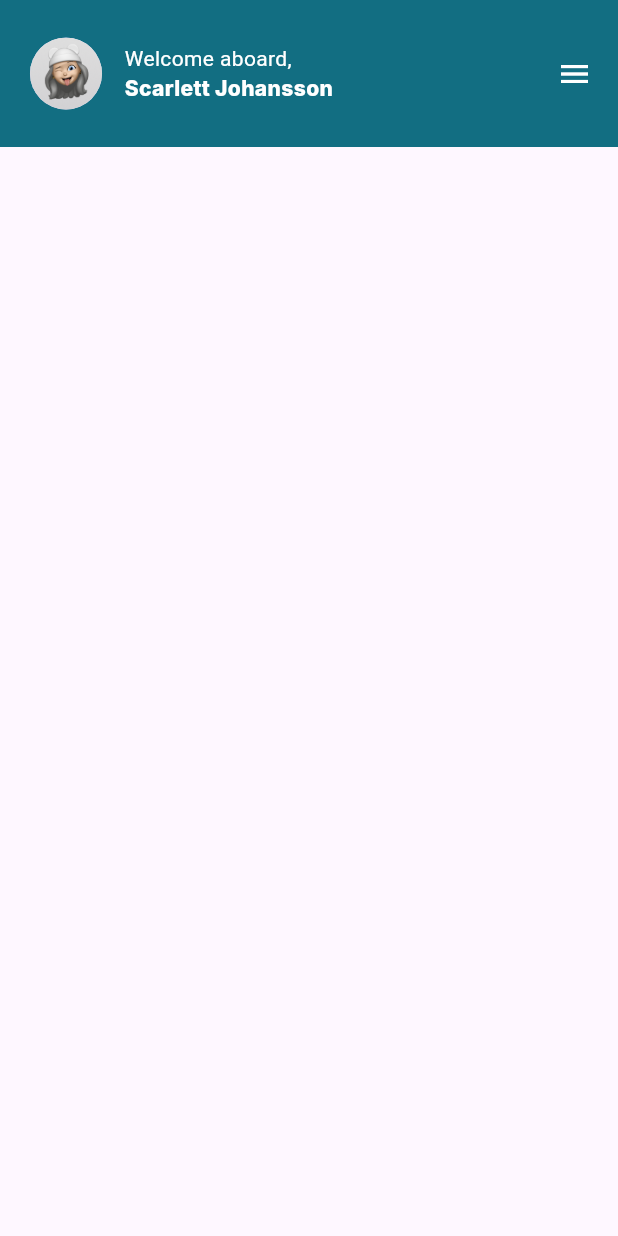
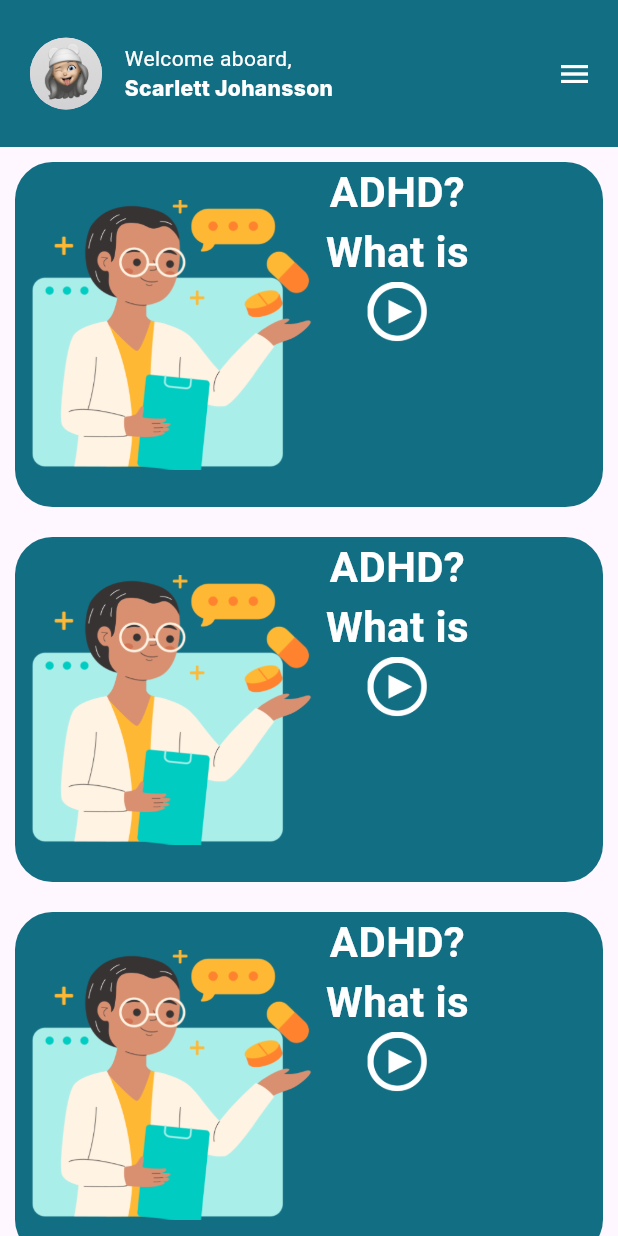
Before and after one commit to Al-Dos024/Neuro-Rush, a Flutter app: the screen it shows after launch, on a phone screen of 412 x 824 dp. Run offline on Flutter 3.47's test engine with Material 3 defaults, Android fonts, the phone set to English and light mode, and no system bars; our stand-ins replace font_awesome_flutter, google_fonts, smooth_page_indicator; Roboto replaces fonts that are missing (Jura, Kodchasan).

Commit message:
list in main view not complete

```diff
--- a/lib/constants.dart
+++ b/lib/constants.dart
@@ -10,3 +10,6 @@ const Color kBluecolor_1 = Color(0xff126E82);
 const Color kBluecolor_2 = Color(0xff45ABB8);
 const Color kFemalecolor = Color(0xffF85B90);
 const Color kMalecolor = Color(0xff000BCC);
+const Color kKindtestcolor = Color (0xff5A4FCE);
+const Color kAdulttestcolor = Color(0xff8669CF);
+const Color kWhatAdhdcolor = Color(0xff126E82);
--- a/lib/features/main/screens/main_view.dart
+++ b/lib/features/main/screens/main_view.dart
@@ -1,6 +1,7 @@
+import 'package:adhd/constants.dart';
+import 'package:adhd/features/main/widgets/custom_app_bar.dart';
 import 'package:adhd/features/main/widgets/main_drawer.dart';
 import 'package:flutter/material.dart';
-import 'package:adhd/constants.dart';
 import 'package:flutter/widgets.dart';
 import 'package:google_fonts/google_fonts.dart';
 
@@ -12,8 +13,9 @@ class MainView extends StatelessWidget {
     return const Scaffold(
       endDrawer: MainDrawer(),
       body: Column(
-          children: [CustomAppBar()],
-        ));
+        children: [CustomAppBar(), MainViewContent()],
+      ),
+    );
   }
 }
 
@@ -24,80 +26,92 @@ class MainViewContent extends StatelessWidget {
 
   @override
   Widget build(BuildContext context) {
-    return const Text(
-      'Main View Content',
-      style: TextStyle(fontSize: 24),
+    return const Column(
+      children: [
+        CustomCardMainView(
+          color: kWhatAdhdcolor,
+          imgCard: "assets/img/more_adhd.png",
+          imgIcon: "assets/icons/video.png",
+          subtitle: "What is",
+          title: "ADHD?",
+        ),
+         CustomCardMainView(
+          color: kWhatAdhdcolor,
+          imgCard: "assets/img/more_adhd.png",
+          imgIcon: "assets/icons/video.png",
+          subtitle: "What is",
+          title: "ADHD?",
+        ),
+         CustomCardMainView(
+          color: kWhatAdhdcolor,
+          imgCard: "assets/img/more_adhd.png",
+          imgIcon: "assets/icons/video.png",
+          subtitle: "What is",
+          title: "ADHD?",
+        ),
+      ],
     );
   }
 }
 
-class CustomLeading extends StatelessWidget {
-  const CustomLeading({super.key});
+class CustomCardMainView extends StatelessWidget {
+  const CustomCardMainView({
+    super.key,
+    this.color,
+    required this.title,
+    required this.subtitle,
+    required this.imgCard,
+    required this.imgIcon,
+  });
+  final Color? color;
+  final String title;
+  final String subtitle;
+  final String imgCard;
+  final String imgIcon;
 
   @override
   Widget build(BuildContext context) {
     return Padding(
-      padding: const EdgeInsets.symmetric(horizontal: 5),
+      padding: const EdgeInsets.all(10.0),
+      child: Container(
+        decoration: BoxDecoration(
+          color: color,
+          borderRadius: BorderRadius.circular(25),
+        ),
+        height: 230,
         child: Row(
           children: [
-          Row(
-            children: [
-              const Padding(
-                padding: EdgeInsets.symmetric(horizontal: 15),
-                child: CircleAvatar(
-                  radius: 24,
-                  backgroundImage: AssetImage("assets/img/avatar.png"),
-                ),
+           Image(
+              image: AssetImage(imgCard),
+              height: 180,
             ),
             Column(
-                mainAxisAlignment: MainAxisAlignment.center,
-                crossAxisAlignment: CrossAxisAlignment.start,
               children: [
                 Text(
-                    "Welcome aboard,",
-                    style: GoogleFonts.jura(
-                      fontSize: 14,
-                      fontWeight: FontWeight.w400,
+                  title,
+                  style: GoogleFonts.kodchasan(
+                    fontSize: 28,
+                    fontWeight: FontWeight.w600,
                     color: kWhitecolor,
                   ),
                 ),
                 Text(
-                    "Scarlett Johansson",
-                    style: GoogleFonts.inter(
+                  subtitle,
+                  style: GoogleFonts.kodchasan(
+                    fontSize: 28,
+                    fontWeight: FontWeight.w600,
                     color: kWhitecolor,
-                      fontSize: 14,
-                      fontWeight: FontWeight.w800,
                   ),
+                ),
+                Image.asset(
+                  imgIcon,
+                  width: 40,
                 ),
               ],
             ),
           ],
         ),
-          const Spacer(),
-          Builder(
-            builder: (context) => IconButton(
-              icon: const Icon(
-                Icons.menu,
-                color: kWhitecolor,
-              ),
-              onPressed: () => Scaffold.of(context).openEndDrawer(),
-            ),
-          ),
-        ],
       ),
     );
   }
 }
-
-class CustomAppBar extends StatelessWidget {
-  const CustomAppBar({super.key});
-
-  @override
-  Widget build(BuildContext context) {
-    return Container(
-      height: 98,
-      color: kBluecolor_1,
-      child: const CustomLeading(),
-    );
-  }
-}
--- a/lib/features/main/widgets/custom_app_bar.dart
+++ b/lib/features/main/widgets/custom_app_bar.dart
@@ -0,0 +1,16 @@
+import 'package:adhd/constants.dart';
+import 'package:adhd/features/main/widgets/custom_leading.dart';
+import 'package:flutter/material.dart';
+
+class CustomAppBar extends StatelessWidget {
+  const CustomAppBar({super.key});
+
+  @override
+  Widget build(BuildContext context) {
+    return Container(
+      height: 98,
+      color: kBluecolor_1,
+      child: const CustomLeading(),
+    );
+  }
+}
--- a/lib/features/main/widgets/custom_leading.dart
+++ b/lib/features/main/widgets/custom_leading.dart
@@ -0,0 +1,61 @@
+import 'package:adhd/constants.dart';
+import 'package:flutter/material.dart';
+import 'package:google_fonts/google_fonts.dart';
+
+class CustomLeading extends StatelessWidget {
+  const CustomLeading({super.key});
+
+  @override
+  Widget build(BuildContext context) {
+    return Padding(
+      padding: const EdgeInsets.symmetric(horizontal: 5),
+      child: Row(
+        children: [
+          Row(
+            children: [
+              const Padding(
+                padding: EdgeInsets.symmetric(horizontal: 15),
+                child: CircleAvatar(
+                  radius: 24,
+                  backgroundImage: AssetImage("assets/img/avatar.png"),
+                ),
+              ),
+              Column(
+                mainAxisAlignment: MainAxisAlignment.center,
+                crossAxisAlignment: CrossAxisAlignment.start,
+                children: [
+                  Text(
+                    "Welcome aboard,",
+                    style: GoogleFonts.jura(
+                      fontSize: 14,
+                      fontWeight: FontWeight.w400,
+                      color: kWhitecolor,
+                    ),
+                  ),
+                  Text(
+                    "Scarlett Johansson",
+                    style: GoogleFonts.inter(
+                      color: kWhitecolor,
+                      fontSize: 14,
+                      fontWeight: FontWeight.w800,
+                    ),
+                  ),
+                ],
+              ),
+            ],
+          ),
+          const Spacer(),
+          Builder(
+            builder: (context) => IconButton(
+              icon: const Icon(
+                Icons.menu,
+                color: kWhitecolor,
+              ),
+              onPressed: () => Scaffold.of(context).openEndDrawer(),
+            ),
+          ),
+        ],
+      ),
+    );
+  }
+}
```
Also changed, not shown: assets/icons/video.png (added), assets/img/adult_test.png (added), assets/img/kid_test.png (added), assets/img/more_adhd.png (added). Lines whose indentation alone changed are shown as unchanged.
